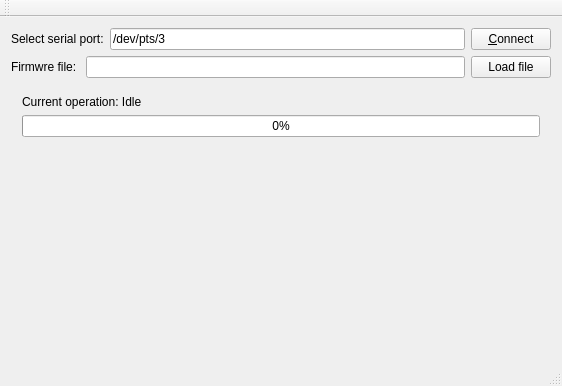
Qt form MspFirmwareLoader/mainwindow.ui (persuader72/Qt_MSPBSL_Uploader) before a commit.
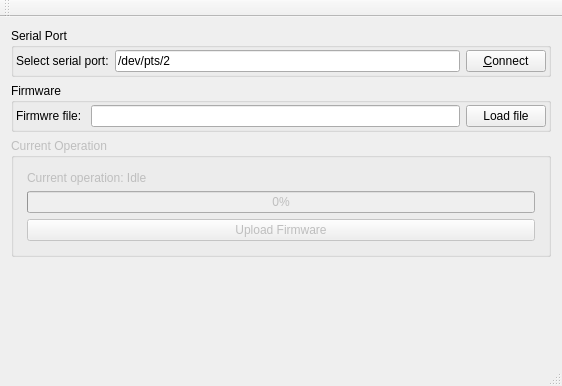
The same form after that commit.

Patch:
```diff
--- a/MspFirmwareLoader/mainwindow.ui
+++ b/MspFirmwareLoader/mainwindow.ui
@@ -16,6 +16,18 @@
   <widget class="QWidget" name="CentralWidget">
    <layout class="QVBoxLayout" name="verticalLayout">
     <item>
+     <widget class="QGroupBox" name="SerialPortGroup">
+      <property name="title">
+       <string>Serial Port</string>
+      </property>
+      <layout class="QHBoxLayout" name="horizontalLayout_3">
+       <property name="spacing">
+        <number>2</number>
+       </property>
+       <property name="margin">
+        <number>2</number>
+       </property>
+       <item>
      <layout class="QHBoxLayout" name="SerialPortLayout">
       <item>
        <widget class="QLabel" name="SerialPortNameLabel">
@@ -33,7 +45,7 @@
       <item>
        <widget class="QLineEdit" name="SerialPortNameEdit">
         <property name="text">
-         <string>/dev/pts/3</string>
+            <string>/dev/pts/2</string>
         </property>
        </widget>
       </item>
@@ -46,6 +58,21 @@
       </item>
      </layout>
     </item>
+      </layout>
+     </widget>
+    </item>
+    <item>
+     <widget class="QGroupBox" name="FirmwareGroup">
+      <property name="title">
+       <string>Firmware</string>
+      </property>
+      <layout class="QHBoxLayout" name="horizontalLayout">
+       <property name="spacing">
+        <number>2</number>
+       </property>
+       <property name="margin">
+        <number>2</number>
+       </property>
     <item>
      <layout class="QHBoxLayout" name="FirmwareLayout">
       <item>
@@ -67,8 +94,26 @@
       </item>
      </layout>
     </item>
+      </layout>
+     </widget>
+    </item>
     <item>
-     <layout class="QHBoxLayout" name="horizontalLayout_2">
+     <widget class="QGroupBox" name="OperationGroup">
+      <property name="enabled">
+       <bool>false</bool>
+      </property>
+      <property name="title">
+       <string>Current Operation</string>
+      </property>
+      <layout class="QHBoxLayout" name="horizontalLayout_4">
+       <property name="spacing">
+        <number>2</number>
+       </property>
+       <property name="margin">
+        <number>2</number>
+       </property>
+       <item>
+        <layout class="QHBoxLayout" name="OperationLayout">
       <item>
        <widget class="QWidget" name="CurrentOperationFrame" native="true">
         <property name="sizePolicy">
@@ -92,10 +137,20 @@
            </property>
           </widget>
          </item>
+            <item>
+             <widget class="QPushButton" name="OperationStartButton">
+              <property name="text">
+               <string>Upload Firmware</string>
+              </property>
+             </widget>
+            </item>
         </layout>
        </widget>
       </item>
      </layout>
+       </item>
+      </layout>
+     </widget>
     </item>
     <item>
      <widget class="QWidget" name="widget" native="true">
```
Left out of the diff: 4 changed lines with no effect on the pictures. Lines whose indentation alone changed are shown as unchanged.
